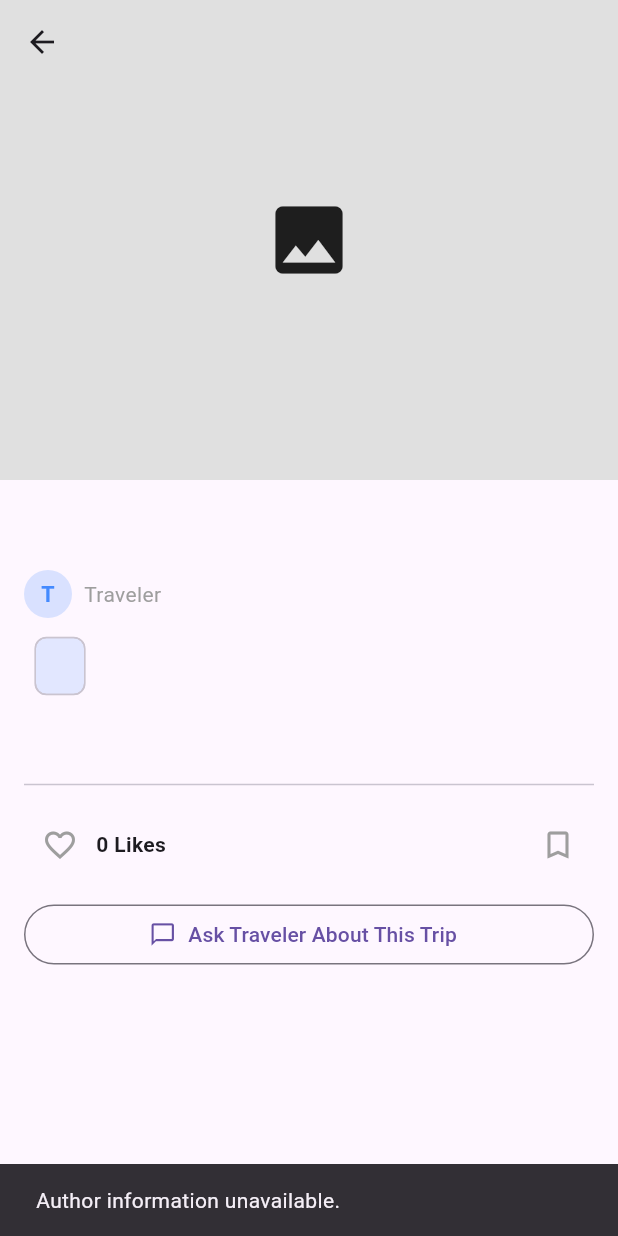
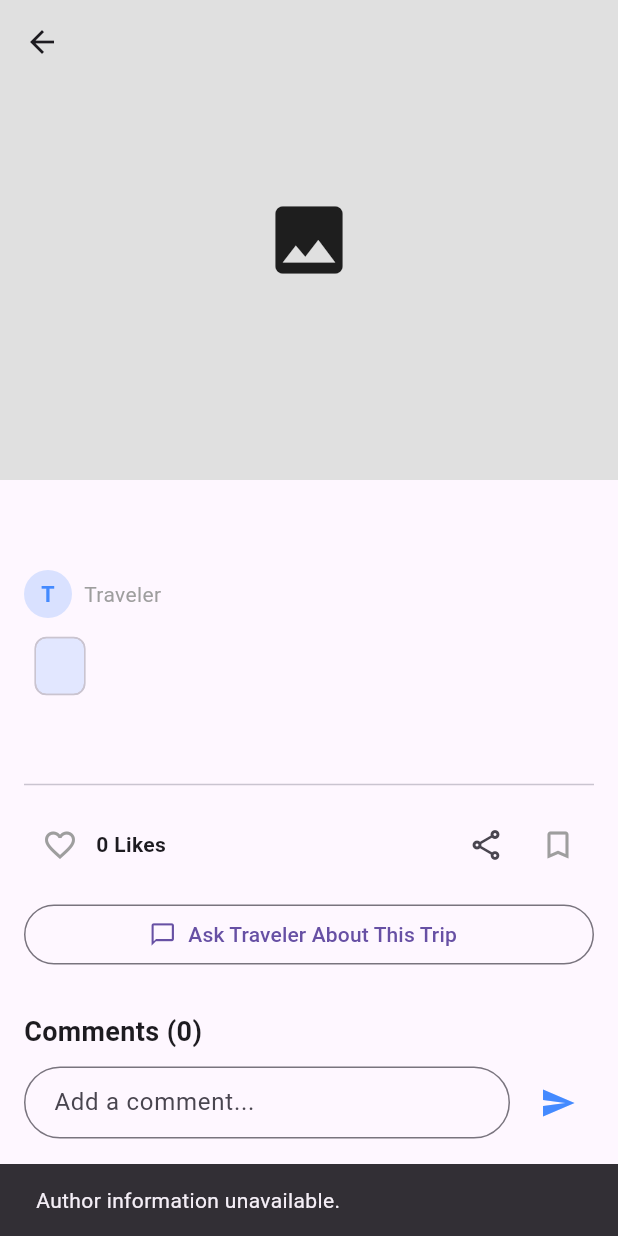
Before and after one commit to ojaswitameena06/Travelink, a Flutter app: the TripDetailPage screen opened directly with empty values, after a tap on "Ask Traveler About This Trip", on a phone screen of 412 x 824 dp. Run offline on Flutter 3.47's test engine with Material 3 defaults, Android fonts, the light colour scheme and no system bars; our stand-ins replace cloud_firestore, firebase_auth, firebase_core, image_picker; accounts and stored records are empty.

Commit message:
Updated project features

```diff
--- a/lib/pages/chat_detail_page.dart
+++ b/lib/pages/chat_detail_page.dart
@@ -53,7 +53,9 @@ class _ChatDetailPageState extends State<ChatDetailPage> {
       await FirebaseFirestore.instance.collection('chats').doc(widget.chatId).set({
         'participants': [currentUser.uid, widget.recipientUid],
         'participantNames': {
-          currentUser.uid: currentUser.email?.split('@')[0] ?? 'Traveler',
+              currentUser.uid: (currentUser.displayName ?? '').trim().isNotEmpty
+              ? currentUser.displayName!.trim()
+              : 'Traveler ${currentUser.uid.substring(0, 4)}',
           widget.recipientUid: widget.recipientName,
         },
         'destination': widget.destination,
--- a/lib/pages/trip_detail_page.dart
+++ b/lib/pages/trip_detail_page.dart
@@ -4,6 +4,10 @@ import 'package:firebase_auth/firebase_auth.dart';
 import 'chat_detail_page.dart';
 import '../services/user_service.dart';
 import '../widgets/user_avatar.dart';
+import '../services/trip_actions.dart';
+import 'edit_trip_page.dart';
+import 'package:flutter/services.dart';
+import '../widgets/trip_comments.dart';
 
 class TripDetailPage extends StatefulWidget {
   final String tripId;
@@ -80,6 +84,17 @@ class _TripDetailPageState extends State<TripDetailPage> {
     }
   }
 
+  Future<void> _shareTrip(Map<String, dynamic> trip) async {
+    final title = (trip['title'] ?? 'a trip').toString();
+    final text =
+        'Check out "$title" on Travelink 🌍\nhttps://ojaswitameena06.github.io/Travelink/';
+    await Clipboard.setData(ClipboardData(text: text));
+    if (!mounted) return;
+    ScaffoldMessenger.of(context).showSnackBar(
+      const SnackBar(content: Text('Trip link copied - paste it anywhere to share!')),
+    );
+  }
+
   Future<void> _startChatWithTraveler(Map<String, dynamic> trip) async {
     final currentUser = FirebaseAuth.instance.currentUser;
     if (currentUser == null) {
@@ -141,6 +156,7 @@ class _TripDetailPageState extends State<TripDetailPage> {
           final bool isLiked = likes.contains(currentUserId);
           final bool isBookmarked = bookmarks.contains(currentUserId);
           final String category = trip['category'] ?? 'General';
+          final bool isOwner = currentUserId.isNotEmpty && trip['userId'] == currentUserId;
 
           final List<String> images = trip['images'] != null
               ? List<String>.from(trip['images'])
@@ -153,6 +169,42 @@ class _TripDetailPageState extends State<TripDetailPage> {
               SliverAppBar(
                 pinned: true,
                 expandedHeight: 320,
+                actions: isOwner
+                    ? [
+                        IconButton(
+                          style: IconButton.styleFrom(
+                            backgroundColor: Colors.black45,
+                            foregroundColor: Colors.white,
+                          ),
+                          icon: const Icon(Icons.edit),
+                          tooltip: 'Edit trip',
+                          onPressed: () => Navigator.push(
+                            context,
+                            MaterialPageRoute(
+                              builder: (_) => EditTripPage(tripId: widget.tripId, tripData: trip),
+                            ),
+                          ),
+                        ),
+                        const SizedBox(width: 6),
+                        IconButton(
+                          style: IconButton.styleFrom(
+                            backgroundColor: Colors.black45,
+                            foregroundColor: Colors.white,
+                          ),
+                          icon: const Icon(Icons.delete_outline),
+                          tooltip: 'Delete trip',
+                          onPressed: () async {
+                            final deleted = await TripActions.confirmAndDelete(
+                              context,
+                              widget.tripId,
+                              (trip['title'] ?? 'this trip').toString(),
+                            );
+                            if (deleted && context.mounted) Navigator.pop(context);
+                          },
+                        ),
+                        const SizedBox(width: 8),
+                      ]
+                    : null,
                 flexibleSpace: FlexibleSpaceBar(
                   background: images.isEmpty
                       ? Container(
@@ -245,6 +297,11 @@ class _TripDetailPageState extends State<TripDetailPage> {
                           ),
                           const Spacer(),
                           IconButton(
+                            icon: const Icon(Icons.share_outlined),
+                            tooltip: 'Share trip',
+                            onPressed: () => _shareTrip(trip),
+                          ),
+                          IconButton(
                             icon: Icon(
                               isBookmarked ? Icons.bookmark : Icons.bookmark_border,
                               color: isBookmarked ? Colors.amber[800] : Colors.grey,
@@ -263,6 +320,11 @@ class _TripDetailPageState extends State<TripDetailPage> {
                           onPressed: () => _startChatWithTraveler(trip),
                         ),
                       ),
+                      const SizedBox(height: 28),
+                      TripComments(
+                        tripId: widget.tripId,
+                        tripOwnerId: (trip['userId'] ?? '').toString(),
+                      ),
                     ],
                   ),
                 ),
--- /dev/null
+++ b/lib/widgets/trip_comments.dart
@@ -0,0 +1,211 @@
+import 'package:flutter/material.dart';
+import 'package:cloud_firestore/cloud_firestore.dart';
+import 'package:firebase_auth/firebase_auth.dart';
+import 'user_avatar.dart';
+
+class TripComments extends StatefulWidget {
+  final String tripId;
+  final String tripOwnerId;
+
+  const TripComments({super.key, required this.tripId, required this.tripOwnerId});
+
+  @override
+  State<TripComments> createState() => _TripCommentsState();
+}
+
+class _TripCommentsState extends State<TripComments> {
+  final _controller = TextEditingController();
+  bool _sending = false;
+
+  static const _months = [
+    'Jan', 'Feb', 'Mar', 'Apr', 'May', 'Jun',
+    'Jul', 'Aug', 'Sep', 'Oct', 'Nov', 'Dec'
+  ];
+
+  CollectionReference<Map<String, dynamic>> get _comments => FirebaseFirestore.instance
+      .collection('trips')
+      .doc(widget.tripId)
+      .collection('comments');
+
+  @override
+  void dispose() {
+    _controller.dispose();
+    super.dispose();
+  }
+
+  void _show(String message) {
+    if (!mounted) return;
+    ScaffoldMessenger.of(context).showSnackBar(SnackBar(content: Text(message)));
+  }
+
+  String _timeAgo(Timestamp? ts) {
+    if (ts == null) return 'just now';
+    final d = ts.toDate();
+    final diff = DateTime.now().difference(d);
+    if (diff.inMinutes < 1) return 'just now';
+    if (diff.inMinutes < 60) return '${diff.inMinutes}m ago';
+    if (diff.inHours < 24) return '${diff.inHours}h ago';
+    if (diff.inDays < 7) return '${diff.inDays}d ago';
+    return '${d.day} ${_months[d.month - 1]} ${d.year}';
+  }
+
+  Future<void> _send() async {
+    final user = FirebaseAuth.instance.currentUser;
+    if (user == null) {
+      _show('Please log in to comment.');
+      return;
+    }
+    final text = _controller.text.trim();
+    if (text.isEmpty) return;
+
+    setState(() => _sending = true);
+    try {
+      await _comments.add({
+        'userId': user.uid,
+        'text': text,
+        'createdAt': FieldValue.serverTimestamp(),
+      });
+      _controller.clear();
+    } catch (e) {
+      _show('Could not post your comment: $e');
+    } finally {
+      if (mounted) setState(() => _sending = false);
+    }
+  }
+
+  Future<void> _delete(String commentId) async {
+    try {
+      await _comments.doc(commentId).delete();
+    } catch (e) {
+      _show('Could not delete the comment: $e');
+    }
+  }
+
+  Widget _inputRow() {
+    return Row(
+      children: [
+        Expanded(
+          child: TextField(
+            controller: _controller,
+            maxLength: 300,
+            maxLines: 1,
+            textInputAction: TextInputAction.send,
+            onSubmitted: (_) => _send(),
+            decoration: InputDecoration(
+              hintText: 'Add a comment...',
+              counterText: '',
+              border: OutlineInputBorder(borderRadius: BorderRadius.circular(24)),
+              contentPadding: const EdgeInsets.symmetric(horizontal: 16, vertical: 10),
+            ),
+          ),
+        ),
+        const SizedBox(width: 8),
+        _sending
+            ? const SizedBox(
+                width: 24,
+                height: 24,
+                child: CircularProgressIndicator(strokeWidth: 2),
+              )
+            : IconButton(
+                icon: const Icon(Icons.send, color: Colors.blueAccent),
+                tooltip: 'Post comment',
+                onPressed: _send,
+              ),
+      ],
+    );
+  }
+
+  Widget _commentTile(QueryDocumentSnapshot<Map<String, dynamic>> doc, String? uid) {
+    final data = doc.data();
+    final authorId = (data['userId'] ?? '').toString();
+    // The commenter can delete their own comment; the trip owner can delete any.
+    final canDelete = uid != null && (authorId == uid || widget.tripOwnerId == uid);
+
+    return Padding(
+      padding: const EdgeInsets.symmetric(vertical: 8),
+      child: Row(
+        crossAxisAlignment: CrossAxisAlignment.start,
+        children: [
+          UserAvatar(uid: authorId, radius: 16),
+          const SizedBox(width: 10),
+          Expanded(
+            child: Column(
+              crossAxisAlignment: CrossAxisAlignment.start,
+              children: [
+                Row(
+                  children: [
+                    Flexible(
+                      child: UserName(
+                        uid: authorId,
+                        style: const TextStyle(fontWeight: FontWeight.bold, fontSize: 13),
+                      ),
+                    ),
+                    const SizedBox(width: 8),
+                    Text(
+                      _timeAgo(data['createdAt'] as Timestamp?),
+                      style: const TextStyle(color: Colors.grey, fontSize: 11),
+                    ),
+                  ],
+                ),
+                const SizedBox(height: 2),
+                Text((data['text'] ?? '').toString()),
+              ],
+            ),
+          ),
+          if (canDelete)
+            IconButton(
+              visualDensity: VisualDensity.compact,
+              icon: const Icon(Icons.delete_outline, size: 18),
+              tooltip: 'Delete comment',
+              onPressed: () => _delete(doc.id),
+            ),
+        ],
+      ),
+    );
+  }
+
+  @override
+  Widget build(BuildContext context) {
+    final uid = FirebaseAuth.instance.currentUser?.uid;
+
+    return StreamBuilder<QuerySnapshot<Map<String, dynamic>>>(
+      stream: _comments.orderBy('createdAt', descending: true).snapshots(),
+      builder: (context, snap) {
+        final docs = snap.data?.docs ?? [];
+
+        return Column(
+          crossAxisAlignment: CrossAxisAlignment.start,
+          children: [
+            Text(
+              'Comments (${docs.length})',
+              style: const TextStyle(fontSize: 18, fontWeight: FontWeight.bold),
+            ),
+            const SizedBox(height: 10),
+            _inputRow(),
+            const SizedBox(height: 8),
+            if (snap.connectionState == ConnectionState.waiting && !snap.hasData)
+              const Padding(
+                padding: EdgeInsets.symmetric(vertical: 20),
+                child: Center(child: CircularProgressIndicator()),
+              )
+            else if (snap.hasError)
+              Padding(
+                padding: const EdgeInsets.symmetric(vertical: 16),
+                child: Text('Could not load comments: ${snap.error}'),
+              )
+            else if (docs.isEmpty)
+              const Padding(
+                padding: EdgeInsets.symmetric(vertical: 16),
+                child: Text(
+                  'No comments yet. Start the conversation!',
+                  style: TextStyle(color: Colors.grey),
+                ),
+              )
+            else
+              ...docs.map((d) => _commentTile(d, uid)),
+          ],
+        );
+      },
+    );
+  }
+}
```
Also changed, not shown: lib/pages/edit_trip_page.dart (added, +245 -0 lines), lib/pages/trips_page.dart (+47 -7 lines), lib/services/trip_actions.dart (added, +56 -0 lines).
